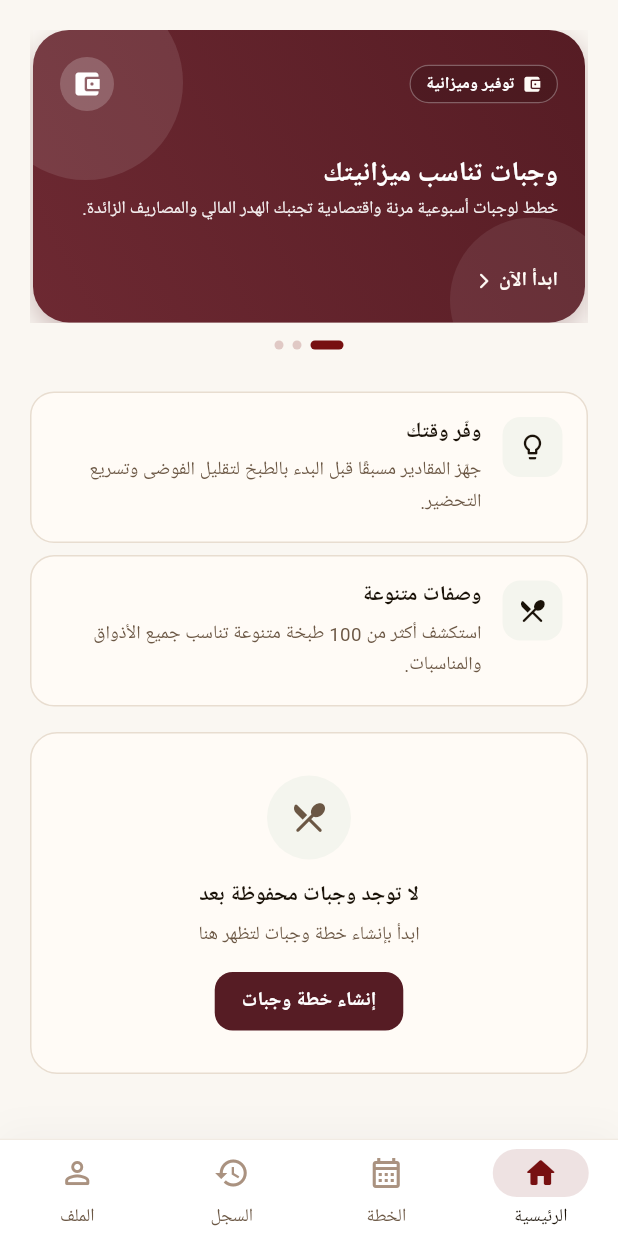
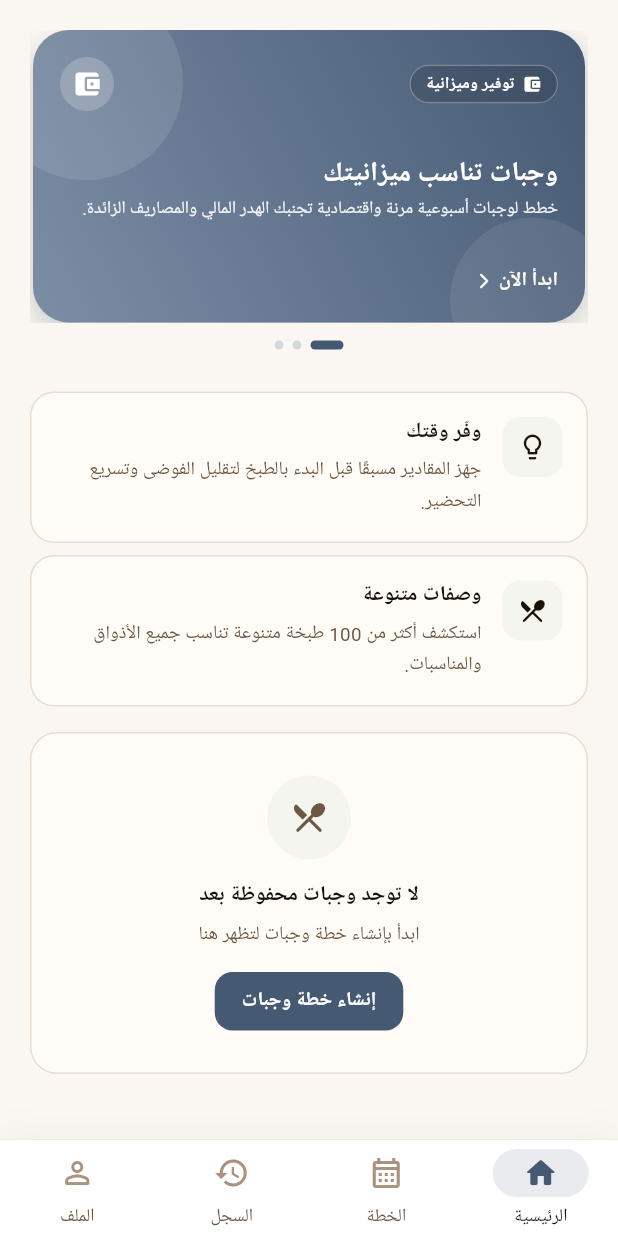
Before and after one commit to tukaalesh/budget-meal-planner, a Flutter app: the HomeScreen screen opened by its route, on a phone screen of 412 x 824 dp. Run offline on Flutter 3.47's test engine with Material 3 defaults, Android fonts, the phone set to English and light mode, and no system bars; our stand-ins replace equatable, flutter_bloc, google_fonts, shared_preferences; accounts and stored records are empty; network calls fail; Roboto replaces fonts that are missing (Cairo).

Commit message:
final color

```diff
--- a/lib/core/theme/app_theme.dart
+++ b/lib/core/theme/app_theme.dart
@@ -4,13 +4,13 @@ import 'package:flutter/material.dart';
 import 'package:google_fonts/google_fonts.dart';
 
 class AppColors {
-  static const Color primary = Color(0xFF771011);
+  static const Color primary = Color(0XFF465973);
   static const Color primaryLight = Color(0xFF6F635B);
   static const Color primaryDark = Color(0xFF8B3214);
   static const Color secondary = Color(0xFFF5A623);
   static const Color secondaryLight = Color(0xFFFFC84A);
-  static const Color accent = Color(0xFF561C24);
-  static const Color accentLight = Color(0xFF6D2932);
+  static const Color accent = Color(0XFF465973);
+  static const Color accentLight = Color(0xff7c8ea6);
 
   static const Color background = Color(0xFFFAF7F2);
   static const Color surface = Color(0xFFFFFFFF);
```
